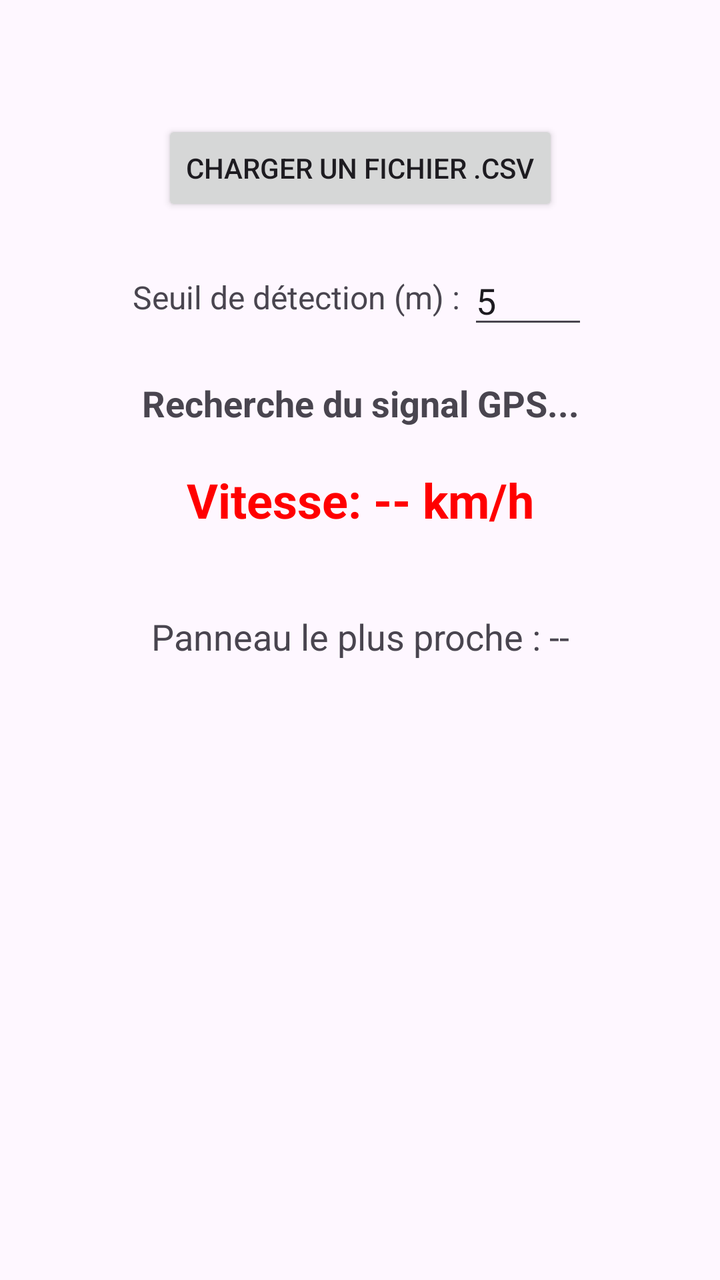
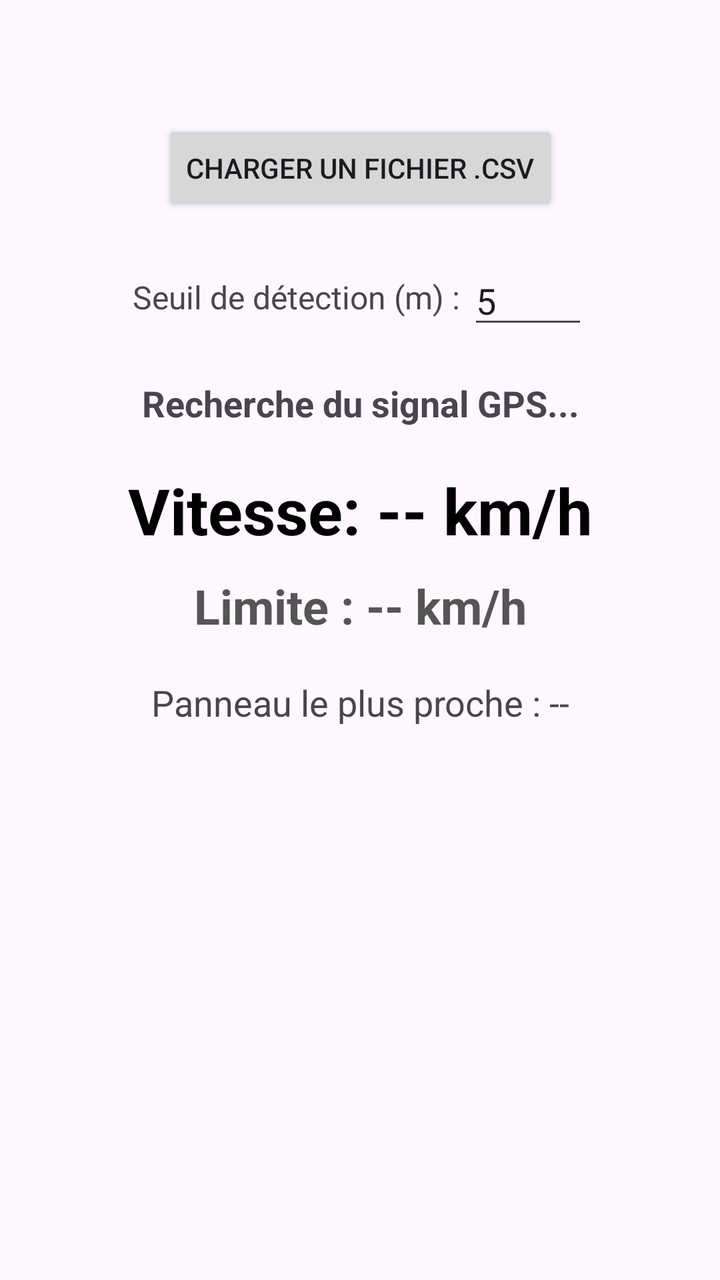

An Android layout rendered at two revisions. The XML below is the earlier revision; the diff shows what the commit changed to produce the second picture.
<!-- AndroidManifest.xml: application theme Theme.VMAdetect -->
<!-- res/layout/activity_main.xml -->
<?xml version="1.0" encoding="utf-8"?>
<androidx.constraintlayout.widget.ConstraintLayout xmlns:android="http://schemas.android.com/apk/res/android"
    xmlns:app="http://schemas.android.com/apk/res-auto"
    xmlns:tools="http://schemas.android.com/tools"
    android:id="@+id/main"
    android:layout_width="match_parent"
    android:layout_height="match_parent"
    tools:context=".MainActivity">

    <Button
        android:id="@+id/btn_load_csv"
        android:layout_width="wrap_content"
        android:layout_height="wrap_content"
        android:text="Charger un fichier .csv"
        app:layout_constraintEnd_toEndOf="parent"
        app:layout_constraintStart_toStartOf="parent"
        app:layout_constraintTop_toTopOf="parent"
        android:layout_marginTop="60dp"/>

    <LinearLayout
        android:id="@+id/layout_threshold"
        android:layout_width="wrap_content"
        android:layout_height="wrap_content"
        android:orientation="horizontal"
        android:layout_marginTop="20dp"
        android:gravity="center_vertical"
        app:layout_constraintEnd_toEndOf="parent"
        app:layout_constraintStart_toStartOf="parent"
        app:layout_constraintTop_toBottomOf="@id/btn_load_csv">

        <TextView
            android:layout_width="wrap_content"
            android:layout_height="wrap_content"
            android:text="Seuil de détection (m) : "
            android:textSize="16sp" />

        <EditText
            android:id="@+id/et_threshold"
            android:layout_width="60dp"
            android:layout_height="wrap_content"
            android:inputType="numberDecimal"
            android:text="5"
            android:textAlignment="center" />
    </LinearLayout>

    <TextView
        android:id="@+id/tv_location"
        android:layout_width="wrap_content"
        android:layout_height="wrap_content"
        android:layout_marginTop="20dp"
        android:text="Recherche du signal GPS..."
        android:textSize="18sp"
        android:textStyle="bold"
        android:gravity="center"
        app:layout_constraintEnd_toEndOf="parent"
        app:layout_constraintStart_toStartOf="parent"
        app:layout_constraintTop_toBottomOf="@id/layout_threshold" />

    <TextView
        android:id="@+id/tv_speed"
        android:layout_width="wrap_content"
        android:layout_height="wrap_content"
        android:layout_marginTop="20dp"
        android:text="Vitesse: -- km/h"
        android:textSize="24sp"
        android:textColor="#FF0000"
        android:textStyle="bold"
        app:layout_constraintEnd_toEndOf="parent"
        app:layout_constraintStart_toStartOf="parent"
        app:layout_constraintTop_toBottomOf="@id/tv_location" />

    <TextView
        android:id="@+id/tv_nearest_panneau"
        android:layout_width="wrap_content"
        android:layout_height="wrap_content"
        android:layout_marginTop="40dp"
        android:text="Panneau le plus proche : --"
        android:textSize="18sp"
        android:gravity="center"
        app:layout_constraintEnd_toEndOf="parent"
        app:layout_constraintStart_toStartOf="parent"
        app:layout_constraintTop_toBottomOf="@id/tv_speed" />

    

</androidx.constraintlayout.widget.ConstraintLayout>
<!-- resources referenced by this layout -->
<resources>
  <style name="Theme.VMAdetect" parent="Base.Theme.VMAdetect" />
  <style name="Base.Theme.VMAdetect" parent="Theme.Material3.DayNight.NoActionBar">
          
          
      </style>
</resources>

<!-- the commit's change to res/layout/activity_main.xml (unified diff, before → after) -->
@@ -62,24 +62,37 @@
         android:layout_height="wrap_content"
         android:layout_marginTop="20dp"
         android:text="Vitesse: -- km/h"
-        android:textSize="24sp"
-        android:textColor="#FF0000"
+        android:textSize="32sp"
+        android:textColor="#000000"
         android:textStyle="bold"
         app:layout_constraintEnd_toEndOf="parent"
         app:layout_constraintStart_toStartOf="parent"
         app:layout_constraintTop_toBottomOf="@id/tv_location" />
 
     <TextView
+        android:id="@+id/tv_speed_limit"
+        android:layout_width="wrap_content"
+        android:layout_height="wrap_content"
+        android:layout_marginTop="10dp"
+        android:text="Limite : -- km/h"
+        android:textSize="24sp"
+        android:textColor="#555555"
+        android:textStyle="bold"
+        app:layout_constraintEnd_toEndOf="parent"
+        app:layout_constraintStart_toStartOf="parent"
+        app:layout_constraintTop_toBottomOf="@id/tv_speed" />
+
+    <TextView
         android:id="@+id/tv_nearest_panneau"
         android:layout_width="wrap_content"
         android:layout_height="wrap_content"
-        android:layout_marginTop="40dp"
+        android:layout_marginTop="20dp"
         android:text="Panneau le plus proche : --"
         android:textSize="18sp"
         android:gravity="center"
         app:layout_constraintEnd_toEndOf="parent"
         app:layout_constraintStart_toStartOf="parent"
-        app:layout_constraintTop_toBottomOf="@id/tv_speed" />
+        app:layout_constraintTop_toBottomOf="@id/tv_speed_limit" />
 
     
 
